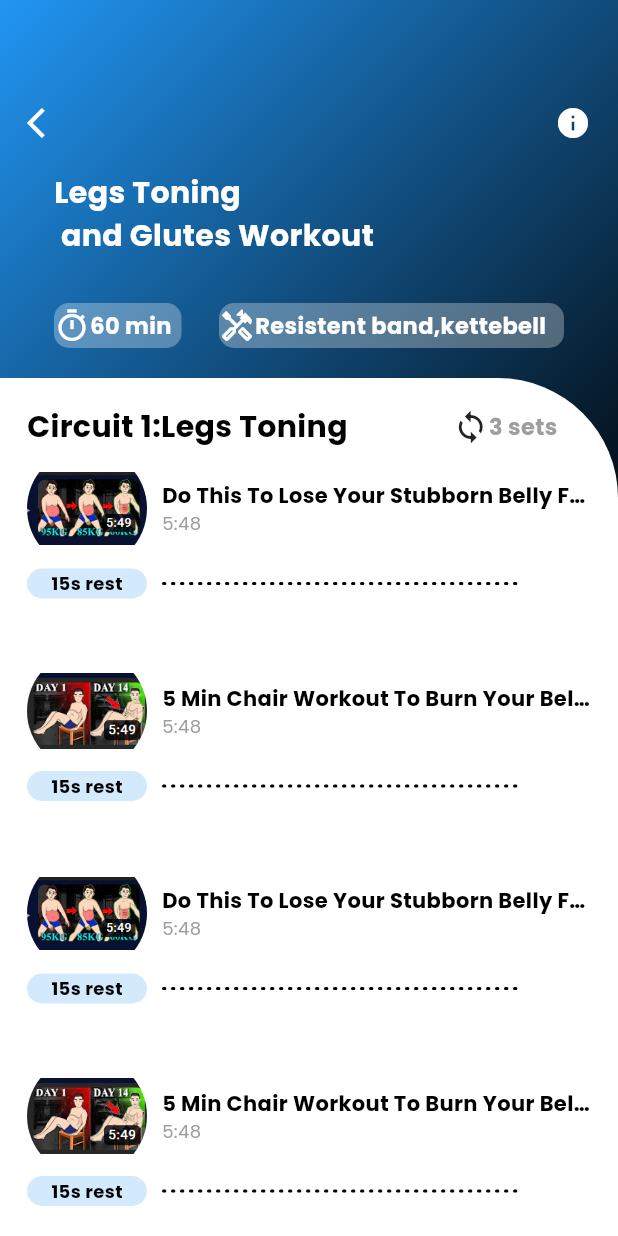
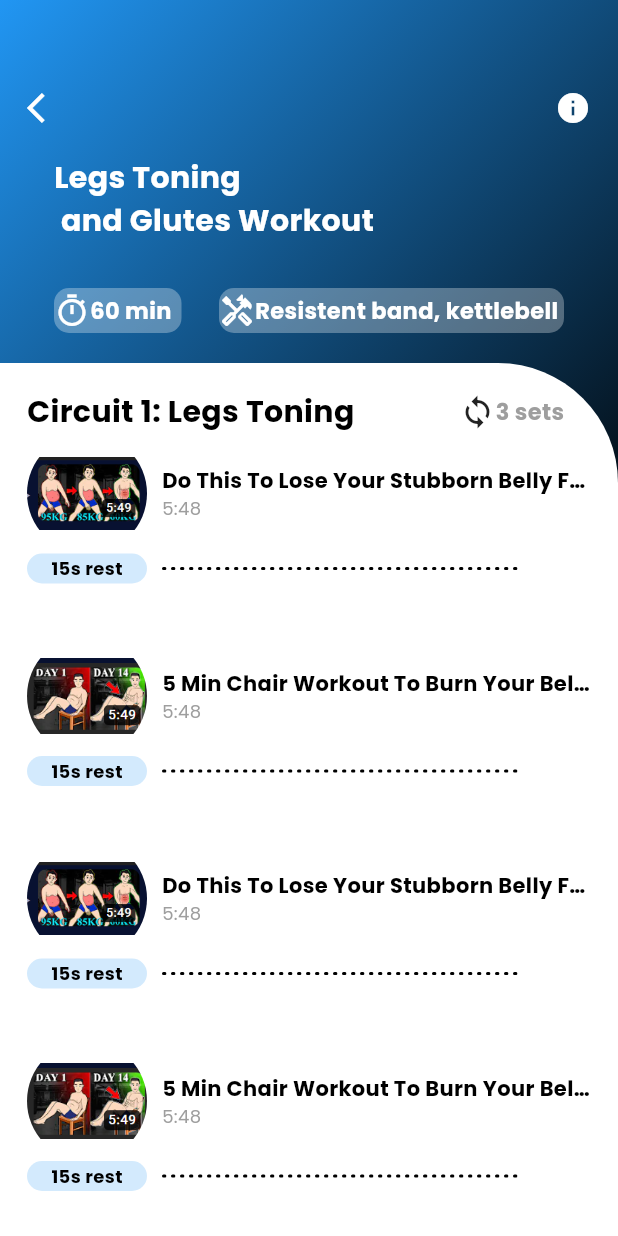
Before and after one commit to Engr-Zain-Ali/gim, a Flutter app: the Video_Info screen opened directly, on a phone screen of 412 x 824 dp. Run offline on Flutter 3.47's test engine with Material 3 defaults, Android fonts, the phone set to English and light mode, and no system bars; our stand-ins replace google_fonts, video_player.

Commit message:
second commint

```diff
--- a/assets/json/video_info.json
+++ b/assets/json/video_info.json
@@ -3,7 +3,7 @@
     "title": "Do This To Lose Your Stubborn Belly Fat Faster",
     "time":"5:48",
     "thumbnail": "assets/images/1.png",
-    "videoUrl": "https://youtu.be/ZC7lU3yKrfY?si=tKXPlGAtrWEr9e56"
+    "videoUrl": "https://youtu.be/HQfF5XRVXjU?si=mA_DqWHuwPP4vRQu"
 
   },
   {
--- a/lib/main.dart
+++ b/lib/main.dart
@@ -19,7 +19,7 @@ class MyApp extends StatelessWidget {
         colorScheme: ColorScheme.fromSeed(seedColor: Colors.deepPurple),
         useMaterial3: true,
       ),
-      home:Video_Info(),
+      home:Home(),
     );
   }
 }
--- a/lib/video_info.dart
+++ b/lib/video_info.dart
@@ -2,124 +2,118 @@ import 'dart:convert';
 import 'package:flutter/material.dart';
 import 'package:gim/style.dart';
 import 'package:video_player/video_player.dart';
+
 class Video_Info extends StatefulWidget {
-  const Video_Info({super.key});
+  const Video_Info({Key? key}) : super(key: key);
 
   @override
   State<Video_Info> createState() => _Video_InfoState();
 }
 
 class _Video_InfoState extends State<Video_Info> {
-List video_Info=[];
-bool _playArea=false;
+  List video_Info = [];
+  bool _playArea = false;
   late VideoPlayerController _controller;
-_initData()async{
-  String data=await DefaultAssetBundle.of(context).loadString("assets/json/video_info.json");
+
+  _initData() async {
+    String data = await DefaultAssetBundle.of(context).loadString("assets/json/video_info.json");
+    if (data != null) {
       setState(() {
-
         video_Info = json.decode(data);
       });
     }
+  }
+
   @override
-  void initState(){
+  void initState() {
     super.initState();
     _initData();
   }
+
   @override
   Widget build(BuildContext context) {
     return Scaffold(
       body: Container(
         width: MediaQuery.of(context).size.width,
         height: MediaQuery.of(context).size.height,
-        decoration: _playArea==false?BoxDecoration(
+        decoration: _playArea == false
+            ? BoxDecoration(
           gradient: LinearGradient(
             colors: [
               Colors.blue,
               Colors.black,
             ],
             begin: Alignment.topLeft,
-
-
+          ),
         )
-        ):BoxDecoration(
+            : BoxDecoration(
           gradient: LinearGradient(
             colors: [
               Colors.black,
               Colors.blue,
             ],
             begin: Alignment.topRight,
-              end: Alignment.bottomLeft
-
-
-            )
+            end: Alignment.bottomLeft,
+          ),
         ),
         child: Column(
           children: [
             Padding(
-              padding: const EdgeInsets.only(top: 70.0,left: 18,right: 18),
-              child: _playArea==false?Column(
+              padding: const EdgeInsets.only(top: 60.0, left: 18, right: 18),
+              child: _playArea == false
+                  ? Column(
                 children: [
                   Row(
                     children: [
-                      Icon(Icons.arrow_back_ios,color: Colors.white,),
+                      Icon(Icons.arrow_back_ios, color: Colors.white,),
                       Expanded(child: Container()),
-                      Icon(Icons.info,color: Colors.white,),
-
-
-
-
+                      Icon(Icons.info, color: Colors.white,),
                     ],
                   ),
-                  SizedBox(
-                    height: 20,
-                  ),
+                  SizedBox(height: 20),
                   Row(
                     children: [
                       Padding(
                         padding: const EdgeInsets.symmetric(horizontal: 18.0),
                         child: Column(
                           children: [
-                            Text("Legs Toning\n and Glutes Workout",style: appStyle(20,FontWeight.bold, Colors.white),)
+                            Text("Legs Toning\n and Glutes Workout", style: appStyle(20, FontWeight.bold, Colors.white),),
                           ],
                         ),
-
                       ),
-
                     ],
                   ),
-                  SizedBox(height: 30,),
+                  SizedBox(height: 30),
                   Padding(
                     padding: const EdgeInsets.symmetric(horizontal: 18.0),
                     child: Row(
                       children: [
-                        Container(width: 85,
+                        Container(
+                          width: 85,
                           height: 30,
-
                           decoration: BoxDecoration(
                             borderRadius: BorderRadius.circular(10),
                             color: Colors.white.withOpacity(.3),
                           ),
                           child: Row(
                             children: [
-                              Icon(Icons.timer_outlined,color: Colors.white,),
-                              Text("60 min",style: appStyle(15,FontWeight.bold, Colors.white),)
-
+                              Icon(Icons.timer_outlined, color: Colors.white,),
+                              Text("60 min", style: appStyle(15, FontWeight.bold, Colors.white),),
                             ],
                           ),
                         ),
                         Expanded(child: Container()),
-                        Container(width: 230,
+                        Container(
+                          width: 230,
                           height: 30,
-
                           decoration: BoxDecoration(
                             borderRadius: BorderRadius.circular(10),
                             color: Colors.white.withOpacity(.3),
                           ),
                           child: Row(
                             children: [
-                              Icon(Icons.handyman_outlined,color: Colors.white,),
-                              Text("Resistent band,kettebell",style: appStyle(15,FontWeight.bold, Colors.white),)
-
+                              Icon(Icons.handyman_outlined, color: Colors.white,),
+                              Text("Resistent band, kettlebell", style: appStyle(15, FontWeight.bold, Colors.white),),
                             ],
                           ),
                         ),
@@ -127,15 +121,16 @@ _initData()async{
                     ),
                   ),
                 ],
-              ):Container(
-               height: 100,
+              )
+                  : Container(
+                height: 120,
                 child: Column(
                   children: [
                     Row(
                       children: [
-                        Icon(Icons.arrow_back_ios,size: 20,color: Colors.white,),
+                        Icon(Icons.arrow_back_ios, size: 20, color: Colors.white,),
                         Expanded(child: Container()),
-                        Icon(Icons.info_outline,size: 20,color: Colors.white,)
+                        Icon(Icons.info_outline, size: 20, color: Colors.white,)
                       ],
                     ),
                     _playView(context),
@@ -143,10 +138,6 @@ _initData()async{
                 ),
               ),
             ),
-
-
-
-
             SizedBox(height: 20,),
             Expanded(
               child: Container(
@@ -155,83 +146,73 @@ _initData()async{
                   color: Colors.white,
                   borderRadius: BorderRadius.only(topRight: Radius.circular(80)),
                 ),
-                child:  Padding(
+                child: Padding(
                   padding: const EdgeInsets.all(18.0),
-                  child: Column(children: [
+                  child: Column(
+                    children: [
                       Row(
                         children: [
-                        Text("Circuit 1:Legs Toning",style: appStyle(20,FontWeight.bold, Colors.black),),
+                          Text("Circuit 1: Legs Toning", style: appStyle(20, FontWeight.bold, Colors.black),),
                           SizedBox(width: 70,),
                           Icon(Icons.loop_outlined),
-                        Text("3 sets",style: appStyle(15,FontWeight.bold, Colors.grey),),
-
+                          Text("3 sets", style: appStyle(15, FontWeight.bold, Colors.grey),),
                         ],
                       ),
                       Expanded(
-                      child: _Listview(),
-
-
-
+                        child: _ListView(),
                       ),
-                  ],),
-                ),
-
+                    ],
                   ),
                 ),
-
-
+              ),
+            ),
           ],
-
         ),
-
       ),
     );
   }
-  _playView(BuildContext context){
-final controller=_controller;
-if(controller!=null&&controller.value.isInitialized){
+
+  Widget _playView(BuildContext context) {
+    final controller = _controller;
+    if (controller != null && controller.value.isInitialized) {
       return Container(
         width: 300,
         height: 300,
         child: VideoPlayer(controller),
       );
-}else{
-  Text("Initalize plz wait");
-
+    } else {
+      return Text("Initializing, please wait");
     }
   }
-  _onTapVideo(int index){
-  final controller=VideoPlayerController.networkUrl(video_Info[index]["videoUrl"]);
-  _controller=controller;
-  setState(() {
 
+  void _onTapVideo(int index) {
+    final controller = VideoPlayerController.network(video_Info[index]["videoUrl"]);
+    _controller = controller;
+    setState(() {});
+
+    controller.initialize().then((_) {
+      _controller.play();
+      setState(() {});
     });
-  controller..initialize().then((value) => (_){
-    _controller.play();
-    setState(() {
+  }
 
-    });
-  });
-
-  }
-  _Listview(){
+  Widget _ListView() {
     return ListView.builder(
       itemCount: video_Info.length,
-      itemBuilder: (_,int index){
+      itemBuilder: (_, int index) {
         return GestureDetector(
-          onTap: (){
+          onTap: () {
             _onTapVideo(index);
             debugPrint(index.toString());
             setState(() {
-              if( _playArea==false){
-                _playArea=true;
+              if (_playArea == false) {
+                _playArea = true;
               }
             });
           },
           child: Container(
             width: 200,
             height: 135,
-
             child: Column(
               children: [
                 Row(
@@ -242,7 +223,7 @@ if(controller!=null&&controller.value.isInitialized){
                       decoration: BoxDecoration(
                         borderRadius: BorderRadius.circular(40),
                         image: DecorationImage(
-                            image: AssetImage(video_Info[index]["thumbnail"]),fit: BoxFit.contain
+                          image: AssetImage(video_Info[index]["thumbnail"]), fit: BoxFit.contain,
                         ),
                       ),
                     ),
@@ -255,9 +236,9 @@ if(controller!=null&&controller.value.isInitialized){
                             video_Info[index]["title"],
                             style: appStyle(14, FontWeight.bold, Colors.black),
                             overflow: TextOverflow.ellipsis,
-                            maxLines: 1, // Adjust the number of lines as needed
+                            maxLines: 1,
                           ),
-                          Text(video_Info[index]["time"],style: appStyle(12, FontWeight.normal,Colors.grey),),
+                          Text(video_Info[index]["time"], style: appStyle(12, FontWeight.normal, Colors.grey),),
                         ],
                       ),
                     ),
@@ -271,24 +252,23 @@ if(controller!=null&&controller.value.isInitialized){
                       decoration: BoxDecoration(
                         color: Colors.blue.withOpacity(.2),
                         borderRadius: BorderRadius.circular(20),
-
-
                       ),
-                      child: Center(child: Text("15s rest",style: appStyle(12, FontWeight.bold, Colors.black),)),
+                      child: Center(child: Text("15s rest", style: appStyle(12, FontWeight.bold, Colors.black),)),
                     ),
                     SizedBox(width: 10,),
                     Row(
                       children: [
-                        for(int i=0;i<80;i++)
-                          i.isEven?Container(
+                        for (int i = 0; i < 80; i++)
+                          i.isEven
+                              ? Container(
                             width: 3,
                             height: 2,
                             decoration: BoxDecoration(
                               borderRadius: BorderRadius.circular(10),
                               color: Colors.black,
                             ),
-
-                          ):Container(
+                          )
+                              : Container(
                             width: 3,
                             height: 2,
                             color: Colors.white,
@@ -296,14 +276,12 @@ if(controller!=null&&controller.value.isInitialized){
                       ],
                     )
                   ],
-                )
-
-
+                ),
               ],
             ),
           ),
         );
-      });
-
+      },
+    );
   }
 }
--- a/pubspec.yaml
+++ b/pubspec.yaml
@@ -35,8 +35,8 @@ dependencies:
   # The following adds the Cupertino Icons font to your application.
   # Use with the CupertinoIcons class for iOS style icons.
   cupertino_icons: ^1.0.2
+  video_player: ^2.8.1
   google_fonts: ^6.1.0
-  video_player: ^2.8.1
   json_path: ^0.6.6
   get: ^4.6.6
 
```
Also changed, not shown: pubspec.lock. Lines whose indentation alone changed are shown as unchanged.
